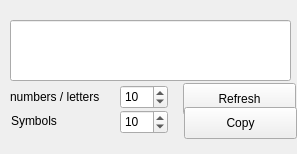
Qt form forms/passwordgenerator.ui (jwdeitch/simplesafe) before a commit.
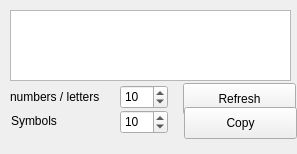
The same form after that commit.

Commit message: random password generation

```diff
--- a/forms/passwordgenerator.ui
+++ b/forms/passwordgenerator.ui
@@ -29,22 +29,6 @@
     <bool>true</bool>
    </property>
   </widget>
-  <widget class="QLineEdit" name="PasswordBox">
-   <property name="geometry">
-    <rect>
-     <x>10</x>
-     <y>20</y>
-     <width>281</width>
-     <height>61</height>
-    </rect>
-   </property>
-   <property name="alignment">
-    <set>Qt::AlignCenter</set>
-   </property>
-   <property name="readOnly">
-    <bool>true</bool>
-   </property>
-  </widget>
   <widget class="QSpinBox" name="alphaNumSpin">
    <property name="geometry">
     <rect>
@@ -110,6 +94,32 @@
     <string>Copy</string>
    </property>
   </widget>
+  <widget class="QTextEdit" name="PasswordBox">
+   <property name="geometry">
+    <rect>
+     <x>10</x>
+     <y>10</y>
+     <width>281</width>
+     <height>71</height>
+    </rect>
+   </property>
+   <property name="font">
+    <font>
+     <family>Courier New</family>
+     <pointsize>17</pointsize>
+    </font>
+   </property>
+   <property name="readOnly">
+    <bool>true</bool>
+   </property>
+   <property name="html">
+    <string>&lt;!DOCTYPE HTML PUBLIC &quot;-//W3C//DTD HTML 4.0//EN&quot; &quot;http://www.w3.org/TR/REC-html40/strict.dtd&quot;&gt;
+&lt;html&gt;&lt;head&gt;&lt;meta name=&quot;qrichtext&quot; content=&quot;1&quot; /&gt;&lt;style type=&quot;text/css&quot;&gt;
+p, li { white-space: pre-wrap; }
+&lt;/style&gt;&lt;/head&gt;&lt;body style=&quot; font-family:'Courier New'; font-size:17pt; font-weight:400; font-style:normal;&quot;&gt;
+&lt;p align=&quot;center&quot; style=&quot;-qt-paragraph-type:empty; margin-top:0px; margin-bottom:0px; margin-left:0px; margin-right:0px; -qt-block-indent:0; text-indent:0px; font-family:'.SF NS Text'; font-size:13pt;&quot;&gt;&lt;br /&gt;&lt;/p&gt;&lt;/body&gt;&lt;/html&gt;</string>
+   </property>
+  </widget>
  </widget>
  <resources/>
  <connections/>
```
The commit also changes 3 other files.
